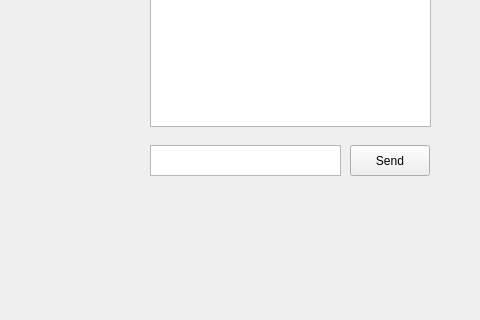
Qt form sk2-irc/mainpage.ui (Kris-Ja/SK2-Komunikator-IRC) before a commit; both pictures show x 0 to 480 and y 135 to 455 of the 800 by 600 pixel window.
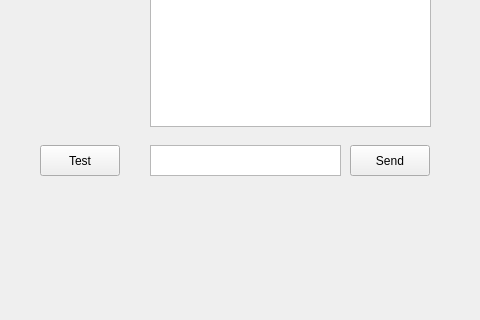
The same form after that commit.

The edit to the form file:
```diff
--- a/sk2-irc/mainpage.ui
+++ b/sk2-irc/mainpage.ui
@@ -46,6 +46,19 @@
     </rect>
    </property>
   </widget>
+  <widget class="QPushButton" name="testButton">
+   <property name="geometry">
+    <rect>
+     <x>40</x>
+     <y>280</y>
+     <width>80</width>
+     <height>31</height>
+    </rect>
+   </property>
+   <property name="text">
+    <string>Test</string>
+   </property>
+  </widget>
  </widget>
  <resources/>
  <connections/>
```
